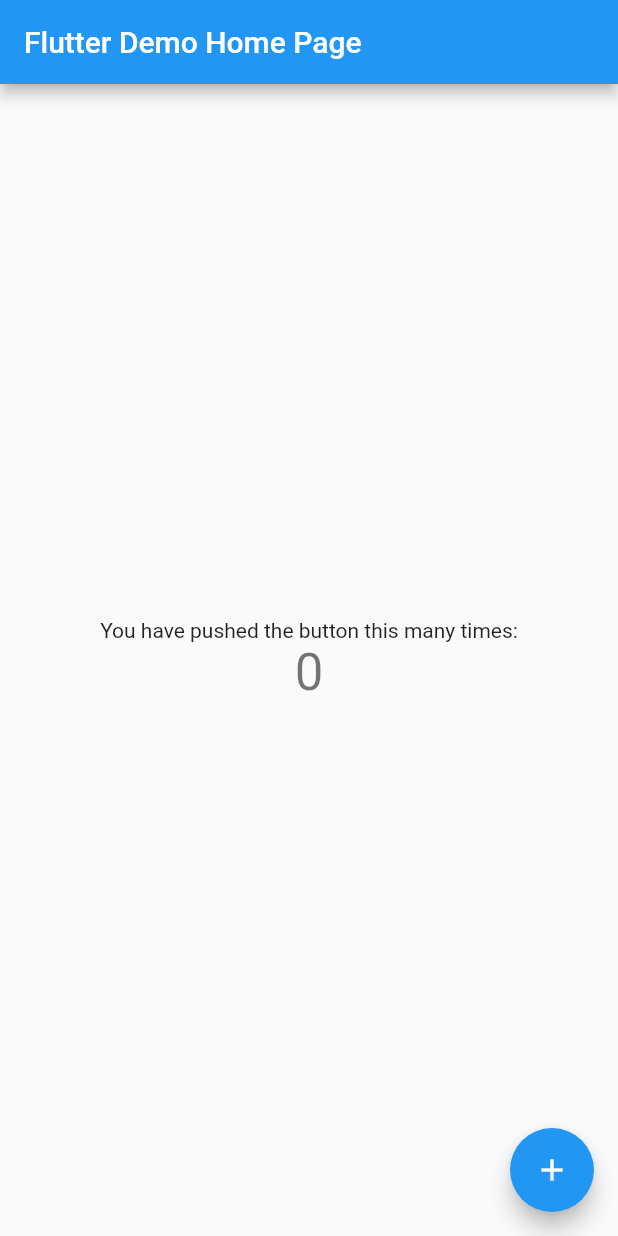
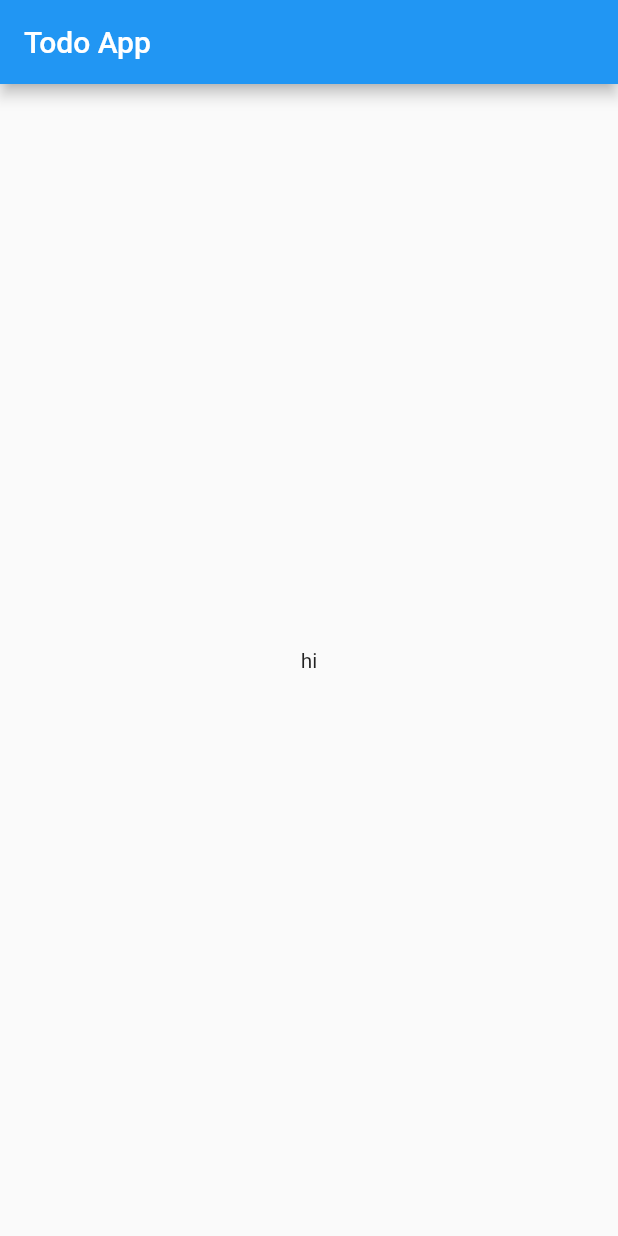
Before and after one commit to s-erfani/simple_todo_app, a Flutter app: the screen it shows after launch, on a phone screen of 412 x 824 dp. Run offline on Flutter 3.47's test engine with Material 2 defaults, Android fonts, the phone set to English and light mode, and no system bars.

Commit message:
creating empty screen

```diff
--- a/lib/main.dart
+++ b/lib/main.dart
@@ -1,113 +1,16 @@
 import 'package:flutter/material.dart';
+import 'package:simple_todo_app/ui/first_screen.dart';
 
 void main() {
   runApp(MyApp());
 }
 
 class MyApp extends StatelessWidget {
-  // This widget is the root of your application.
   @override
   Widget build(BuildContext context) {
     return MaterialApp(
-      title: 'Flutter Demo',
-      theme: ThemeData(
-        // This is the theme of your application.
-        //
-        // Try running your application with "flutter run". You'll see the
-        // application has a blue toolbar. Then, without quitting the app, try
-        // changing the primarySwatch below to Colors.green and then invoke
-        // "hot reload" (press "r" in the console where you ran "flutter run",
-        // or simply save your changes to "hot reload" in a Flutter IDE).
-        // Notice that the counter didn't reset back to zero; the application
-        // is not restarted.
-        primarySwatch: Colors.blue,
-      ),
-      home: MyHomePage(title: 'Flutter Demo Home Page'),
+      debugShowCheckedModeBanner: false,
+      home: FirstScreen(),
     );
   }
 }
-
-class MyHomePage extends StatefulWidget {
-  MyHomePage({Key key, this.title}) : super(key: key);
-
-  // This widget is the home page of your application. It is stateful, meaning
-  // that it has a State object (defined below) that contains fields that affect
-  // how it looks.
-
-  // This class is the configuration for the state. It holds the values (in this
-  // case the title) provided by the parent (in this case the App widget) and
-  // used by the build method of the State. Fields in a Widget subclass are
-  // always marked "final".
-
-  final String title;
-
-  @override
-  _MyHomePageState createState() => _MyHomePageState();
-}
-
-class _MyHomePageState extends State<MyHomePage> {
-  int _counter = 0;
-
-  void _incrementCounter() {
-    setState(() {
-      // This call to setState tells the Flutter framework that something has
-      // changed in this State, which causes it to rerun the build method below
-      // so that the display can reflect the updated values. If we changed
-      // _counter without calling setState(), then the build method would not be
-      // called again, and so nothing would appear to happen.
-      _counter++;
-    });
-  }
-
-  @override
-  Widget build(BuildContext context) {
-    // This method is rerun every time setState is called, for instance as done
-    // by the _incrementCounter method above.
-    //
-    // The Flutter framework has been optimized to make rerunning build methods
-    // fast, so that you can just rebuild anything that needs updating rather
-    // than having to individually change instances of widgets.
-    return Scaffold(
-      appBar: AppBar(
-        // Here we take the value from the MyHomePage object that was created by
-        // the App.build method, and use it to set our appbar title.
-        title: Text(widget.title),
-      ),
-      body: Center(
-        // Center is a layout widget. It takes a single child and positions it
-        // in the middle of the parent.
-        child: Column(
-          // Column is also a layout widget. It takes a list of children and
-          // arranges them vertically. By default, it sizes itself to fit its
-          // children horizontally, and tries to be as tall as its parent.
-          //
-          // Invoke "debug painting" (press "p" in the console, choose the
-          // "Toggle Debug Paint" action from the Flutter Inspector in Android
-          // Studio, or the "Toggle Debug Paint" command in Visual Studio Code)
-          // to see the wireframe for each widget.
-          //
-          // Column has various properties to control how it sizes itself and
-          // how it positions its children. Here we use mainAxisAlignment to
-          // center the children vertically; the main axis here is the vertical
-          // axis because Columns are vertical (the cross axis would be
-          // horizontal).
-          mainAxisAlignment: MainAxisAlignment.center,
-          children: <Widget>[
-            Text(
-              'You have pushed the button this many times:',
-            ),
-            Text(
-              '$_counter',
-              style: Theme.of(context).textTheme.headline4,
-            ),
-          ],
-        ),
-      ),
-      floatingActionButton: FloatingActionButton(
-        onPressed: _incrementCounter,
-        tooltip: 'Increment',
-        child: Icon(Icons.add),
-      ), // This trailing comma makes auto-formatting nicer for build methods.
-    );
-  }
-}
--- /dev/null
+++ b/lib/ui/first_screen.dart
@@ -0,0 +1,15 @@
+import 'package:flutter/material.dart';
+
+class FirstScreen extends StatelessWidget {
+  @override
+  Widget build(BuildContext context) {
+    return SafeArea(
+      child: Scaffold(
+        appBar: AppBar(title: Text("Todo App")),
+        body: Center(
+          child: Text("hi"),
+        ),
+      ),
+    );
+  }
+}
```
